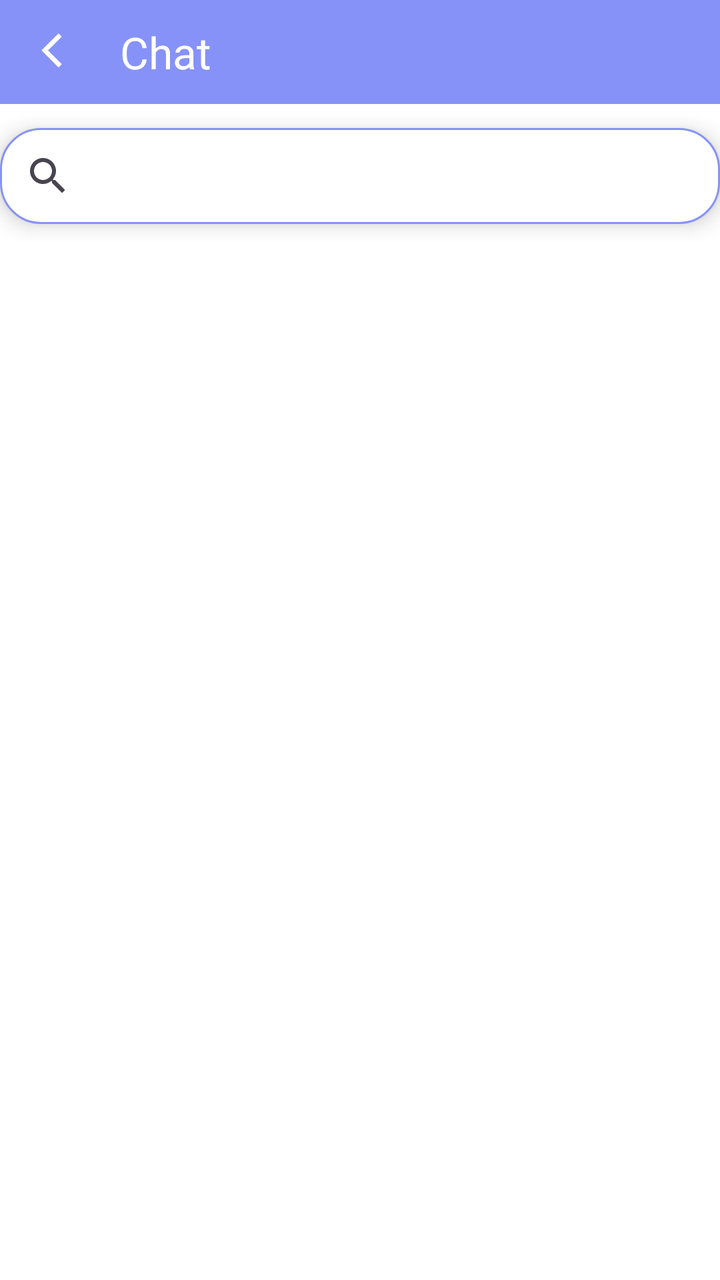
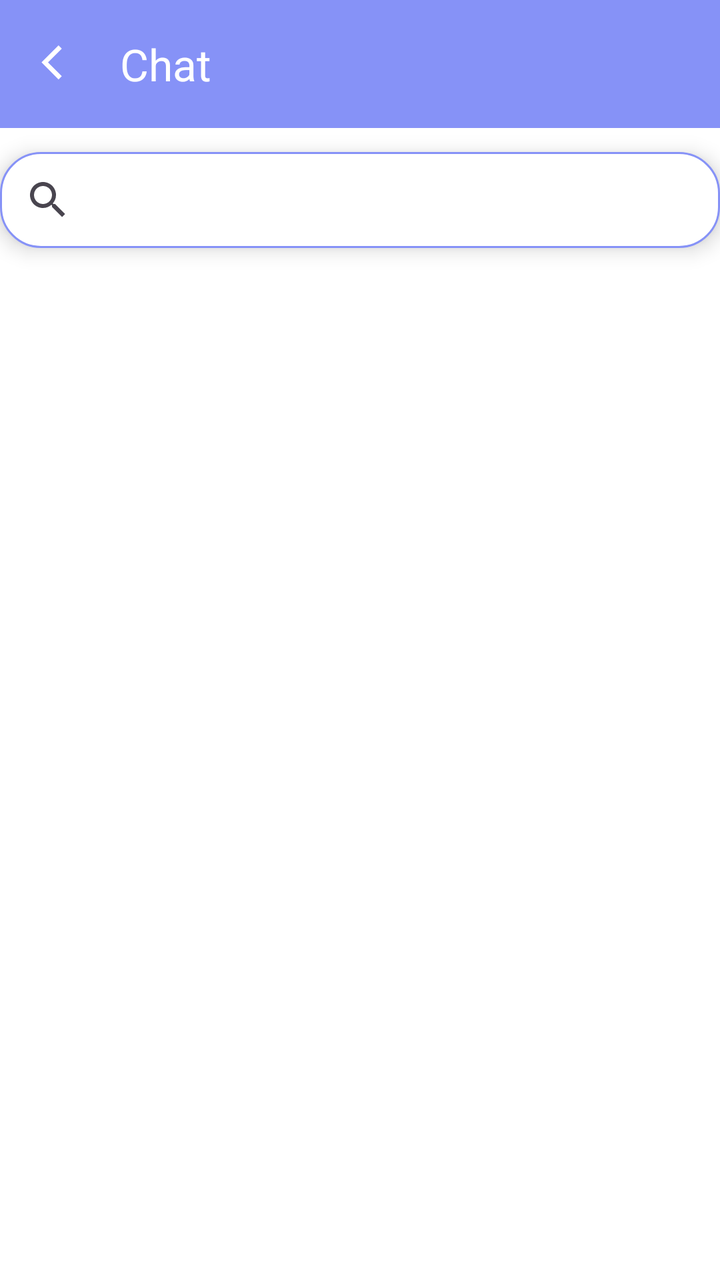

Before-and-after screenshots of an Android layout around one commit, followed by the original layout XML and the change that was made.
<!-- AndroidManifest.xml: application theme Theme.TSTAR.Light -->
<!-- res/layout/activity_tchats.xml -->
<?xml version="1.0" encoding="utf-8"?>
<androidx.constraintlayout.widget.ConstraintLayout xmlns:android="http://schemas.android.com/apk/res/android"
    xmlns:app="http://schemas.android.com/apk/res-auto"
    xmlns:tools="http://schemas.android.com/tools"
    android:id="@+id/main"
    android:layout_width="match_parent"
    android:layout_height="match_parent"
    android:fitsSystemWindows="true"
    android:background="@color/white"
    tools:context=".TEACHERACTIVITIES.TChatsActivity">

    <com.google.android.material.appbar.MaterialToolbar
        android:id="@+id/toolbar"
        android:layout_width="0dp"
        android:layout_height="52dp"
        android:background="@drawable/header_gradient"
        app:navigationIcon="@drawable/s_arrowback"
        app:title="Chat"
        app:titleTextColor="@color/white"
        app:layout_constraintTop_toTopOf="parent"
        app:layout_constraintStart_toStartOf="parent"
        app:layout_constraintEnd_toEndOf="parent">

    </com.google.android.material.appbar.MaterialToolbar>

    <androidx.appcompat.widget.SearchView
        android:id="@+id/searchViewStudents"
        android:layout_width="0dp"
        android:layout_height="wrap_content"
        android:layout_marginTop="12dp"
        android:background="@drawable/s_edittext_border"
        android:elevation="6dp"
        android:hint="Search Students"
        android:iconifiedByDefault="false"
        app:layout_constraintEnd_toEndOf="parent"
        app:layout_constraintHorizontal_bias="0.0"
        app:layout_constraintStart_toStartOf="parent"
        app:layout_constraintTop_toBottomOf="@+id/toolbar" />

    
    <com.google.android.material.tabs.TabLayout
        android:id="@+id/tabLayoutStudents"
        android:layout_width="match_parent"
        android:layout_height="wrap_content"
        android:background="@color/white"
        app:tabMode="fixed"
        app:tabGravity="fill"
        app:layout_constraintTop_toBottomOf="@+id/searchViewStudents"
        app:tabIndicatorFullWidth="false"/>

    <androidx.recyclerview.widget.RecyclerView
        android:id="@+id/rvStudents"
        android:layout_width="0dp"
        android:layout_height="0dp"
        android:paddingTop="10sp"
        app:layout_constraintBottom_toBottomOf="parent"
        app:layout_constraintEnd_toEndOf="parent"
        app:layout_constraintStart_toStartOf="parent"
        app:layout_constraintTop_toBottomOf="@+id/tabLayoutStudents" />

</androidx.constraintlayout.widget.ConstraintLayout>
<!-- resources referenced by this layout -->
<resources>
  <color name="white">#FFFFFF</color>
  <!-- drawable header_gradient (drawable) -->
  <?xml version="1.0" encoding="utf-8"?>
  <shape xmlns:android="http://schemas.android.com/apk/res/android"
      android:shape="rectangle">
      <gradient
          android:startColor="@color/maroon_variant"
          android:endColor="@color/maroon_dark"
          android:angle="270"/>
  </shape>
  <!-- drawable s_arrowback (drawable) -->
  <?xml version="1.0" encoding="utf-8"?>
  <vector xmlns:android="http://schemas.android.com/apk/res/android"
      android:width="25dp"
      android:height="25dp"
      android:viewportWidth="26"
      android:viewportHeight="26">
  
      
      <path
          android:strokeWidth="2.4"
          android:strokeColor="@color/white"
          android:fillColor="@android:color/transparent"
          android:pathData="M15,4 L7,12 L15,20"/>
  </vector>
  <!-- drawable s_edittext_border (drawable) -->
  <?xml version="1.0" encoding="utf-8"?>
  <shape
      xmlns:android="http://schemas.android.com/apk/res/android"
      android:shape="rectangle">
  
      <stroke
          android:width="1.1dp"
          android:color="@color/Lavender"/>
      <corners
          android:radius="20dp"/>
  
      <solid
          android:color="@color/white"/>
  
  
  
  
  </shape>
  <style name="Theme.TSTAR.Light" parent="Theme.Material3.Light.NoActionBar">
          <item name="android:windowLightStatusBar">true</item>
          <item name="android:forceDarkAllowed">false</item>
  
  
          
          <item name="colorPrimary">@color/Lavender</item>
          <item name="colorPrimaryVariant">@color/Dark_Lavender</item>
          <item name="colorOnPrimary">@color/white</item>
  
          
          <item name="android:statusBarColor">@color/Dark_Lavender</item>
  
          
          <item name="android:windowLightStatusBar">false</item>
  
      </style>
  <color name="maroon_variant">#8692f7</color>
  <color name="maroon_dark">#8692f7</color>
  <color name="Lavender">#8692f7</color>
  <color name="Dark_Lavender">#707CD9</color>
</resources>

<!-- the commit's change to res/layout/activity_tchats.xml (unified diff, before → after) -->
@@ -12,7 +12,7 @@
     <com.google.android.material.appbar.MaterialToolbar
         android:id="@+id/toolbar"
         android:layout_width="0dp"
-        android:layout_height="52dp"
+        android:layout_height="?attr/actionBarSize"
         android:background="@drawable/header_gradient"
         app:navigationIcon="@drawable/s_arrowback"
         app:title="Chat"
